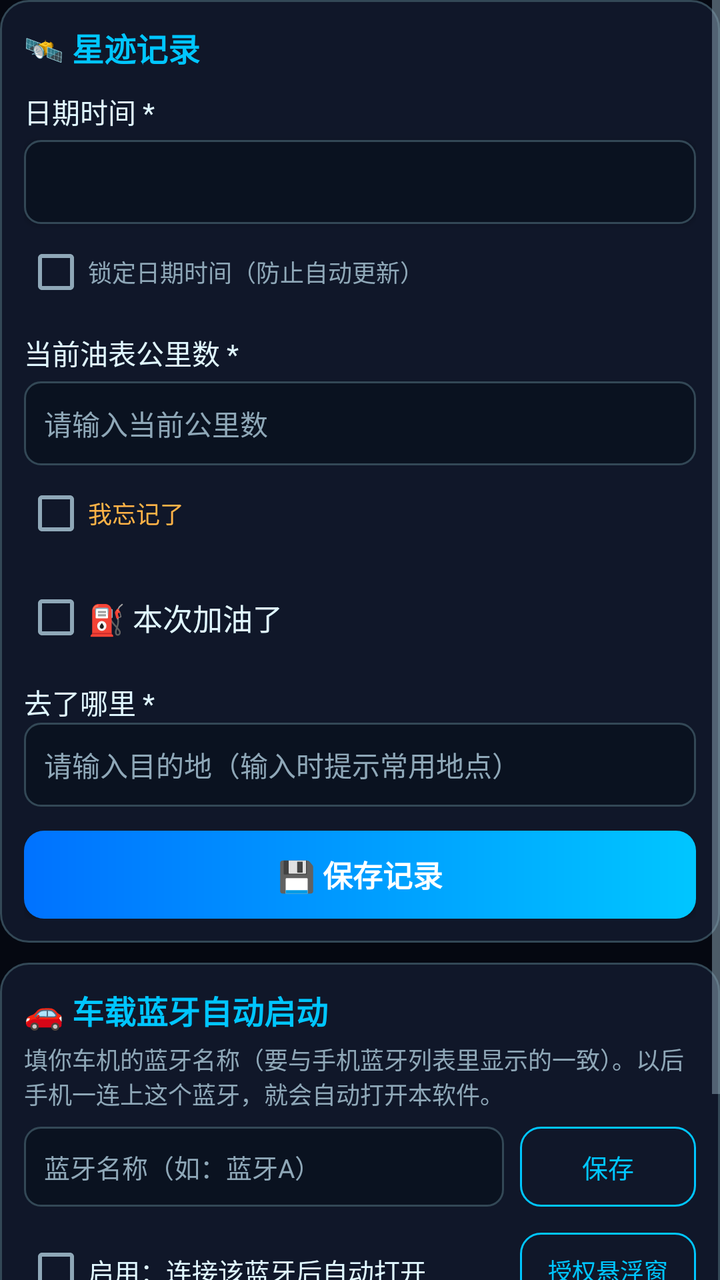
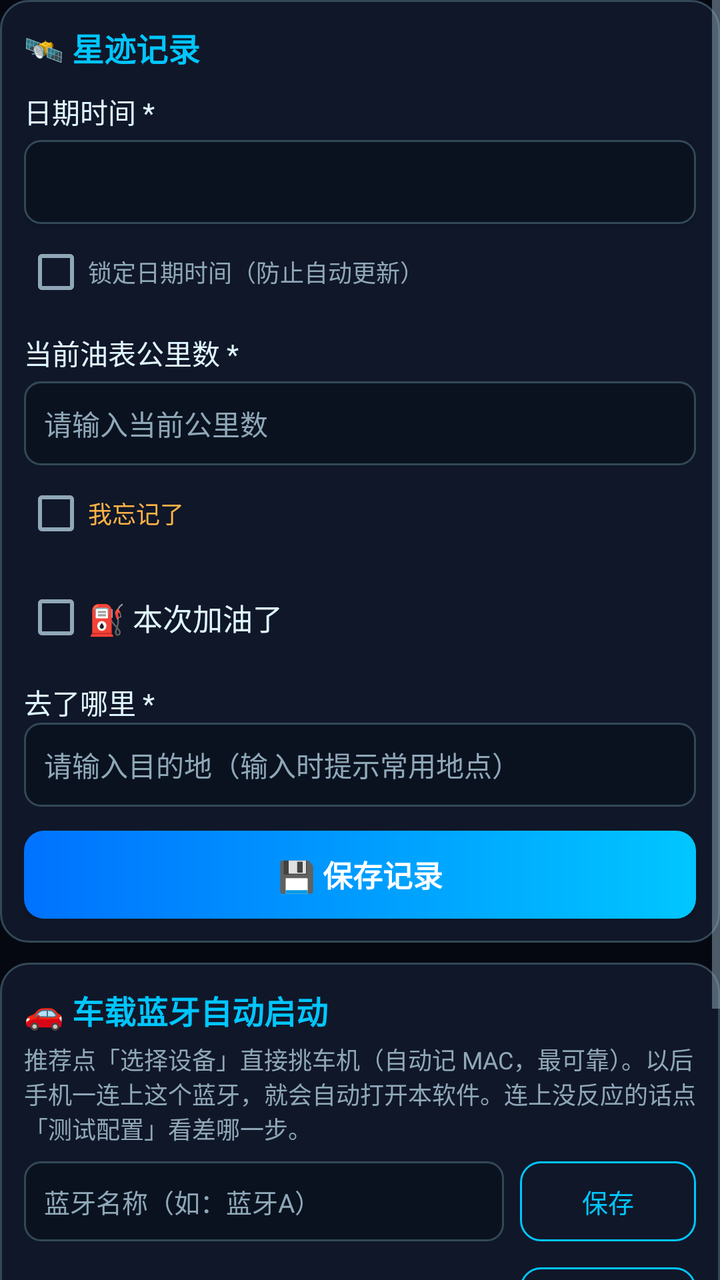

An Android layout rendered at two revisions. The XML below is the earlier revision; the diff shows what the commit changed to produce the second picture.
<!-- AndroidManifest.xml: application theme Theme.YouJiStarMap -->
<!-- res/layout/fragment_record.xml -->
<?xml version="1.0" encoding="utf-8"?>
<ScrollView xmlns:android="http://schemas.android.com/apk/res/android"
    android:layout_width="match_parent"
    android:layout_height="match_parent"
    android:fillViewport="true">

    <LinearLayout
        android:layout_width="match_parent"
        android:layout_height="wrap_content"
        android:orientation="vertical">

        <LinearLayout
            android:layout_width="match_parent"
            android:layout_height="wrap_content"
            android:background="@drawable/bg_card"
            android:orientation="vertical"
            android:layout_marginBottom="10dp">

            <TextView style="@style/CardTitle" android:text="🛰️ 星迹记录" />

            <TextView style="@style/LabelText" android:layout_marginTop="10dp" android:text="日期时间 *" />
            <Button
                android:id="@+id/dateBtn"
                android:layout_width="match_parent"
                android:layout_height="42dp"
                android:layout_marginTop="4dp"
                android:background="@drawable/bg_field"
                android:gravity="start|center_vertical"
                android:paddingStart="12dp"
                android:textColor="@color/light"
                android:textSize="14sp" />

            <CheckBox
                android:id="@+id/lockDateTimeCheck"
                android:layout_width="wrap_content"
                android:layout_height="wrap_content"
                android:text="锁定日期时间（防止自动更新）"
                android:textColor="@color/muted"
                android:textSize="12sp" />

            <TextView style="@style/LabelText" android:layout_marginTop="6dp" android:text="当前油表公里数 *" />
            <EditText
                android:id="@+id/mileageInput"
                android:layout_width="match_parent"
                android:layout_height="42dp"
                android:layout_marginTop="4dp"
                android:background="@drawable/bg_field"
                android:hint="请输入当前公里数"
                android:inputType="number"
                android:paddingStart="10dp"
                android:textColor="@color/light"
                android:textColorHint="@color/muted"
                android:textSize="14sp" />

            <CheckBox
                android:id="@+id/forgotMileageCheck"
                android:layout_width="wrap_content"
                android:layout_height="wrap_content"
                android:text="我忘记了"
                android:textColor="@color/average"
                android:textSize="12sp" />

            <TextView
                android:id="@+id/mileageError"
                android:layout_width="match_parent"
                android:layout_height="wrap_content"
                android:textColor="@color/poor"
                android:textSize="12sp"
                android:visibility="gone" />

            <CheckBox
                android:id="@+id/refuelCheck"
                android:layout_width="wrap_content"
                android:layout_height="wrap_content"
                android:layout_marginTop="4dp"
                android:text="⛽ 本次加油了"
                android:textColor="@color/light"
                android:textSize="15sp" />

            <LinearLayout
                android:id="@+id/fuelDetailsLayout"
                android:layout_width="match_parent"
                android:layout_height="wrap_content"
                android:layout_marginTop="6dp"
                android:background="@drawable/bg_field"
                android:orientation="vertical"
                android:padding="10dp"
                android:visibility="gone">

                <TextView style="@style/LabelText" android:text="加油站名称 *" />
                <EditText
                    android:id="@+id/gasStationInput"
                    android:layout_width="match_parent"
                    android:layout_height="40dp"
                    android:background="@drawable/bg_field"
                    android:hint="请输入加油站名称"
                    android:inputType="text"
                    android:paddingStart="10dp"
                    android:textColor="@color/light"
                    android:textColorHint="@color/muted"
                    android:textSize="14sp" />
                <CheckBox
                    android:id="@+id/forgotGasStationCheck"
                    android:layout_width="wrap_content"
                    android:layout_height="wrap_content"
                    android:text="我忘记了"
                    android:textColor="@color/average"
                    android:textSize="12sp" />
                <TextView android:id="@+id/gasStationError" android:layout_width="match_parent" android:layout_height="wrap_content" android:text="请填写加油站名称" android:textColor="@color/poor" android:textSize="12sp" android:visibility="gone" />

                <TextView style="@style/LabelText" android:layout_marginTop="6dp" android:text="加油量（升）*" />
                <EditText
                    android:id="@+id/fuelLitersInput"
                    android:layout_width="match_parent"
                    android:layout_height="40dp"
                    android:background="@drawable/bg_field"
                    android:hint="请输入加油量"
                    android:inputType="numberDecimal"
                    android:paddingStart="10dp"
                    android:textColor="@color/light"
                    android:textColorHint="@color/muted"
                    android:textSize="14sp" />
                <CheckBox
                    android:id="@+id/forgotFuelLitersCheck"
                    android:layout_width="wrap_content"
                    android:layout_height="wrap_content"
                    android:text="我忘记了"
                    android:textColor="@color/average"
                    android:textSize="12sp" />
                <TextView android:id="@+id/fuelLitersError" android:layout_width="match_parent" android:layout_height="wrap_content" android:text="请填写加油量" android:textColor="@color/poor" android:textSize="12sp" android:visibility="gone" />

                <TextView style="@style/LabelText" android:layout_marginTop="6dp" android:text="加油金额（元）*" />
                <EditText
                    android:id="@+id/fuelCostInput"
                    android:layout_width="match_parent"
                    android:layout_height="40dp"
                    android:background="@drawable/bg_field"
                    android:hint="请输入加油金额"
                    android:inputType="numberDecimal"
                    android:paddingStart="10dp"
                    android:textColor="@color/light"
                    android:textColorHint="@color/muted"
                    android:textSize="14sp" />
                <CheckBox
                    android:id="@+id/forgotFuelCostCheck"
                    android:layout_width="wrap_content"
                    android:layout_height="wrap_content"
                    android:text="我忘记了"
                    android:textColor="@color/average"
                    android:textSize="12sp" />
                <TextView android:id="@+id/fuelCostError" android:layout_width="match_parent" android:layout_height="wrap_content" android:text="请填写加油金额" android:textColor="@color/poor" android:textSize="12sp" android:visibility="gone" />

                <TextView style="@style/LabelText" android:layout_marginTop="6dp" android:text="油品类型 *" />
                <Spinner
                    android:id="@+id/fuelTypeSpinner"
                    android:layout_width="match_parent"
                    android:layout_height="42dp"
                    android:background="@drawable/bg_field"
                    android:entries="@array/fuel_types"
                    android:spinnerMode="dialog" />
                <CheckBox
                    android:id="@+id/forgotFuelTypeCheck"
                    android:layout_width="wrap_content"
                    android:layout_height="wrap_content"
                    android:text="我忘记了"
                    android:textColor="@color/average"
                    android:textSize="12sp" />
                <TextView android:id="@+id/fuelTypeError" android:layout_width="match_parent" android:layout_height="wrap_content" android:text="请选择油品类型" android:textColor="@color/poor" android:textSize="12sp" android:visibility="gone" />

                <TextView style="@style/LabelText" android:layout_marginTop="6dp" android:text="油箱状态" />
                <RadioGroup
                    android:id="@+id/tankStatusGroup"
                    android:layout_width="match_parent"
                    android:layout_height="wrap_content"
                    android:orientation="horizontal">
                    <RadioButton
                        android:id="@+id/tankFullRadio"
                        android:layout_width="0dp"
                        android:layout_height="wrap_content"
                        android:layout_weight="1"
                        android:checked="true"
                        android:text="加满"
                        android:textColor="@color/light"
                        android:textSize="13sp" />
                    <RadioButton
                        android:id="@+id/tankPartialRadio"
                        android:layout_width="0dp"
                        android:layout_height="wrap_content"
                        android:layout_weight="1"
                        android:text="部分加油"
                        android:textColor="@color/light"
                        android:textSize="13sp" />
                </RadioGroup>

                <TextView style="@style/LabelText" android:layout_marginTop="8dp" android:text="油表格数（选填，填得越多估算越准）" />
                <LinearLayout
                    android:layout_width="match_parent"
                    android:layout_height="wrap_content"
                    android:layout_marginTop="4dp"
                    android:orientation="horizontal">

                    <EditText
                        android:id="@+id/gaugeBeforeInput"
                        android:layout_width="0dp"
                        android:layout_height="40dp"
                        android:layout_weight="1"
                        android:background="@drawable/bg_field"
                        android:hint="加油前格数"
                        android:inputType="numberDecimal"
                        android:paddingStart="10dp"
                        android:textColor="@color/light"
                        android:textColorHint="@color/muted"
                        android:textSize="13sp" />

                    <EditText
                        android:id="@+id/gaugeAfterInput"
                        android:layout_width="0dp"
                        android:layout_height="40dp"
                        android:layout_marginStart="8dp"
                        android:layout_weight="1"
                        android:background="@drawable/bg_field"
                        android:hint="加油后格数"
                        android:inputType="numberDecimal"
                        android:paddingStart="10dp"
                        android:textColor="@color/light"
                        android:textColorHint="@color/muted"
                        android:textSize="13sp" />
                </LinearLayout>

                <EditText
                    android:id="@+id/gaugeNowInput"
                    android:layout_width="match_parent"
                    android:layout_height="40dp"
                    android:layout_marginTop="8dp"
                    android:background="@drawable/bg_field"
                    android:hint="当前格数（不加油时也可单独更新）"
                    android:inputType="numberDecimal"
                    android:paddingStart="10dp"
                    android:textColor="@color/light"
                    android:textColorHint="@color/muted"
                    android:textSize="13sp" />

                <TextView
                    android:id="@+id/smartHintText"
                    android:layout_width="match_parent"
                    android:layout_height="wrap_content"
                    android:layout_marginTop="8dp"
                    android:background="@drawable/bg_banner"
                    android:padding="8dp"
                    android:textColor="@color/average"
                    android:textSize="12sp"
                    android:visibility="gone" />
            </LinearLayout>

            <TextView style="@style/LabelText" android:layout_marginTop="8dp" android:text="去了哪里 *" />
            <AutoCompleteTextView
                android:id="@+id/destinationInput"
                android:layout_width="match_parent"
                android:layout_height="42dp"
                android:background="@drawable/bg_field"
                android:hint="请输入目的地（输入时提示常用地点）"
                android:inputType="text"
                android:paddingStart="10dp"
                android:textColor="@color/light"
                android:textColorHint="@color/muted"
                android:textSize="14sp"
                android:completionThreshold="1"
                android:dropDownHeight="180dp" />
            <TextView
                android:id="@+id/destinationError"
                android:layout_width="match_parent"
                android:layout_height="wrap_content"
                android:text="请填写目的地"
                android:textColor="@color/poor"
                android:textSize="12sp"
                android:visibility="gone" />

            <Button
                android:id="@+id/saveBtn"
                android:layout_width="match_parent"
                android:layout_height="44dp"
                android:layout_marginTop="12dp"
                android:background="@drawable/bg_button_primary"
                android:text="💾 保存记录"
                android:textColor="@color/white"
                android:textSize="15sp"
                android:textStyle="bold" />
        </LinearLayout>

        <LinearLayout
            android:id="@+id/fuelEstimateCard"
            android:layout_width="match_parent"
            android:layout_height="wrap_content"
            android:background="@drawable/bg_card"
            android:orientation="vertical"
            android:layout_marginBottom="10dp"
            android:visibility="gone">

            <TextView style="@style/CardTitle" android:text="🧮 油量估算" />

            <TextView
                android:id="@+id/estimatedFuelText"
                style="@style/ValueText"
                android:layout_gravity="center_horizontal"
                android:layout_marginTop="8dp"
                android:text="-- 升" />
            <TextView style="@style/LabelText" android:layout_gravity="center_horizontal" android:text="当前油箱剩余油量" android:textSize="12sp" />

            <FrameLayout
                android:layout_width="match_parent"
                android:layout_height="20dp"
                android:layout_marginTop="8dp"
                android:background="@drawable/bg_gauge">

                <ProgressBar
                    android:id="@+id/fuelGauge"
                    style="?android:attr/progressBarStyleHorizontal"
                    android:layout_width="match_parent"
                    android:layout_height="match_parent"
                    android:max="100"
                    android:progressDrawable="@drawable/fuel_progress" />

                <TextView
                    android:id="@+id/fuelPercentText"
                    android:layout_width="wrap_content"
                    android:layout_height="wrap_content"
                    android:layout_gravity="center"
                    android:text="0%"
                    android:textColor="@color/white"
                    android:textSize="11sp" />
            </FrameLayout>

            <TextView
                android:id="@+id/remainingDistanceText"
                style="@style/LabelText"
                android:layout_gravity="center_horizontal"
                android:layout_marginTop="6dp"
                android:text="可行驶距离: -- 公里"
                android:textSize="12sp" />
            <TextView
                android:id="@+id/remainingValueText"
                style="@style/LabelText"
                android:layout_gravity="center_horizontal"
                android:text="当前油量价值: -- 元"
                android:textSize="12sp" />
            <TextView
                android:id="@+id/estimatedTankCapacityText"
                style="@style/LabelText"
                android:layout_gravity="center_horizontal"
                android:text="估算油箱容量: -- 升"
                android:textSize="12sp" />
            <TextView
                android:id="@+id/gaugeDetailText"
                style="@style/LabelText"
                android:layout_gravity="center_horizontal"
                android:layout_marginTop="4dp"
                android:textColor="@color/average"
                android:textSize="11sp"
                android:visibility="gone" />

            <LinearLayout
                android:layout_width="match_parent"
                android:layout_height="wrap_content"
                android:layout_marginTop="10dp"
                android:gravity="center_vertical"
                android:orientation="horizontal">

                <EditText
                    android:id="@+id/gaugeCurrentInput"
                    android:layout_width="0dp"
                    android:layout_height="40dp"
                    android:layout_weight="1"
                    android:background="@drawable/bg_field"
                    android:hint="当前油表格数（选填）"
                    android:inputType="numberDecimal"
                    android:paddingStart="10dp"
                    android:textColor="@color/light"
                    android:textColorHint="@color/muted"
                    android:textSize="13sp" />

                <Button
                    android:id="@+id/saveGaugeCurrentBtn"
                    android:layout_width="wrap_content"
                    android:layout_height="40dp"
                    android:layout_marginStart="8dp"
                    android:background="@drawable/bg_button_ghost"
                    android:text="更新"
                    android:textColor="@color/primary"
                    android:textSize="13sp" />
            </LinearLayout>

            <LinearLayout
                android:layout_width="match_parent"
                android:layout_height="wrap_content"
                android:layout_marginTop="10dp"
                android:gravity="center_vertical"
                android:orientation="horizontal">

                <EditText
                    android:id="@+id/manualTankCapacityInput"
                    android:layout_width="0dp"
                    android:layout_height="40dp"
                    android:layout_weight="1"
                    android:background="@drawable/bg_field"
                    android:hint="手动设置油箱容量（升）"
                    android:inputType="number"
                    android:paddingStart="10dp"
                    android:textColor="@color/light"
                    android:textColorHint="@color/muted"
                    android:textSize="13sp" />

                <Button
                    android:id="@+id/saveTankCapacityBtn"
                    android:layout_width="wrap_content"
                    android:layout_height="40dp"
                    android:layout_marginStart="8dp"
                    android:background="@drawable/bg_button_ghost"
                    android:text="保存"
                    android:textColor="@color/primary"
                    android:textSize="13sp" />
            </LinearLayout>

            <LinearLayout
                android:layout_width="match_parent"
                android:layout_height="wrap_content"
                android:layout_marginTop="8dp"
                android:gravity="center_vertical"
                android:orientation="horizontal">

                <EditText
                    android:id="@+id/gaugeTotalInput"
                    android:layout_width="0dp"
                    android:layout_height="40dp"
                    android:layout_weight="1"
                    android:background="@drawable/bg_field"
                    android:hint="油表总格数（默认12）"
                    android:inputType="number"
                    android:paddingStart="10dp"
                    android:textColor="@color/light"
                    android:textColorHint="@color/muted"
                    android:textSize="13sp" />

                <Button
                    android:id="@+id/saveGaugeTotalBtn"
                    android:layout_width="wrap_content"
                    android:layout_height="40dp"
                    android:layout_marginStart="8dp"
                    android:background="@drawable/bg_button_ghost"
                    android:text="保存"
                    android:textColor="@color/primary"
                    android:textSize="13sp" />
            </LinearLayout>
        </LinearLayout>

        
        <LinearLayout
            android:layout_width="match_parent"
            android:layout_height="wrap_content"
            android:background="@drawable/bg_card"
            android:orientation="vertical"
            android:layout_marginBottom="10dp">

            <TextView style="@style/CardTitle" android:text="🚗 车载蓝牙自动启动" />

            <TextView
                android:layout_width="match_parent"
                android:layout_height="wrap_content"
                android:layout_marginTop="4dp"
                android:text="填你车机的蓝牙名称（要与手机蓝牙列表里显示的一致）。以后手机一连上这个蓝牙，就会自动打开本软件。"
                android:textColor="@color/muted"
                android:textSize="12sp" />

            <LinearLayout
                android:layout_width="match_parent"
                android:layout_height="wrap_content"
                android:layout_marginTop="8dp"
                android:gravity="center_vertical"
                android:orientation="horizontal">

                <EditText
                    android:id="@+id/btNameInput"
                    android:layout_width="0dp"
                    android:layout_height="40dp"
                    android:layout_weight="1"
                    android:background="@drawable/bg_field"
                    android:hint="蓝牙名称（如：蓝牙A）"
                    android:inputType="text"
                    android:paddingStart="10dp"
                    android:textColor="@color/light"
                    android:textColorHint="@color/muted"
                    android:textSize="13sp" />

                <Button
                    android:id="@+id/btSaveBtn"
                    android:layout_width="wrap_content"
                    android:layout_height="40dp"
                    android:layout_marginStart="8dp"
                    android:background="@drawable/bg_button_ghost"
                    android:text="保存"
                    android:textColor="@color/primary"
                    android:textSize="13sp" />
            </LinearLayout>

            <LinearLayout
                android:layout_width="match_parent"
                android:layout_height="wrap_content"
                android:layout_marginTop="8dp"
                android:gravity="center_vertical"
                android:orientation="horizontal">

                <CheckBox
                    android:id="@+id/btEnabledCheck"
                    android:layout_width="0dp"
                    android:layout_height="wrap_content"
                    android:layout_weight="1"
                    android:text="启用：连接该蓝牙后自动打开"
                    android:textColor="@color/light"
                    android:textSize="13sp" />

                <Button
                    android:id="@+id/btOverlayBtn"
                    android:layout_width="wrap_content"
                    android:layout_height="38dp"
                    android:background="@drawable/bg_button_ghost"
                    android:text="授权悬浮窗"
                    android:textColor="@color/primary"
                    android:textSize="12sp" />
            </LinearLayout>

            <TextView
                android:id="@+id/btStatusText"
                android:layout_width="match_parent"
                android:layout_height="wrap_content"
                android:layout_marginTop="6dp"
                android:textColor="@color/average"
                android:textSize="12sp"
                android:visibility="gone" />
        </LinearLayout>

        <LinearLayout
            android:layout_width="match_parent"
            android:layout_height="wrap_content"
            android:background="@drawable/bg_card"
            android:orientation="horizontal">

            <LinearLayout android:layout_width="0dp" android:layout_height="wrap_content" android:layout_weight="1" android:orientation="vertical" android:gravity="center">
                <TextView android:id="@+id/avgConsumptionText" style="@style/ValueText" android:text="--" />
                <TextView style="@style/LabelText" android:text="平均油耗" android:textSize="11sp" />
            </LinearLayout>
            <LinearLayout android:layout_width="0dp" android:layout_height="wrap_content" android:layout_weight="1" android:orientation="vertical" android:gravity="center">
                <TextView android:id="@+id/monthCostText" style="@style/ValueText" android:text="--" />
                <TextView style="@style/LabelText" android:text="本月油费" android:textSize="11sp" />
            </LinearLayout>
            <LinearLayout android:layout_width="0dp" android:layout_height="wrap_content" android:layout_weight="1" android:orientation="vertical" android:gravity="center">
                <TextView android:id="@+id/monthDistanceText" style="@style/ValueText" android:text="--" />
                <TextView style="@style/LabelText" android:text="本月里程" android:textSize="11sp" />
            </LinearLayout>
        </LinearLayout>
    </LinearLayout>
</ScrollView>
<!-- resources referenced by this layout -->
<resources>
  <string-array name="fuel_types">
          <item>请选择油品类型</item>
          <item>89号汽油</item>
          <item>92号汽油</item>
          <item>95号汽油</item>
          <item>98号汽油</item>
          <item>0号柴油</item>
          <item>-10号柴油</item>
      </string-array>
  <color name="average">#FFB347</color>
  <color name="light">#E0F7FF</color>
  <color name="muted">#8FA8B8</color>
  <color name="poor">#FF3366</color>
  <color name="primary">#00C6FF</color>
  <color name="white">#FFFFFF</color>
  <!-- drawable bg_banner (drawable) -->
  <?xml version="1.0" encoding="utf-8"?>
  <shape xmlns:android="http://schemas.android.com/apk/res/android" android:shape="rectangle">
      <solid android:color="#33334266" />
      <stroke android:width="1dp" android:color="@color/primary" />
      <corners android:radius="10dp" />
  </shape>
  <!-- drawable bg_button_ghost (drawable) -->
  <?xml version="1.0" encoding="utf-8"?>
  <shape xmlns:android="http://schemas.android.com/apk/res/android" android:shape="rectangle">
      <solid android:color="@color/transparent" />
      <stroke android:width="1dp" android:color="@color/primary" />
      <corners android:radius="10dp" />
  </shape>
  <!-- drawable bg_button_primary (drawable) -->
  <?xml version="1.0" encoding="utf-8"?>
  <shape xmlns:android="http://schemas.android.com/apk/res/android" android:shape="rectangle">
      <gradient android:startColor="@color/secondary" android:endColor="@color/primary" android:angle="0" />
      <corners android:radius="10dp" />
  </shape>
  <!-- drawable bg_field (drawable) -->
  <?xml version="1.0" encoding="utf-8"?>
  <shape xmlns:android="http://schemas.android.com/apk/res/android" android:shape="rectangle">
      <solid android:color="#0A1220" />
      <stroke android:width="1dp" android:color="@color/card_border" />
      <corners android:radius="8dp" />
      <padding android:left="10dp" android:top="8dp" android:right="10dp" android:bottom="8dp" />
  </shape>
  <!-- drawable bg_gauge (drawable) -->
  <?xml version="1.0" encoding="utf-8"?>
  <shape xmlns:android="http://schemas.android.com/apk/res/android" android:shape="rectangle">
      <solid android:color="#112233" />
      <corners android:radius="8dp" />
  </shape>
  <!-- drawable fuel_progress (drawable) -->
  <?xml version="1.0" encoding="utf-8"?>
  <clip xmlns:android="http://schemas.android.com/apk/res/android" android:clipOrientation="horizontal" android:gravity="left">
      <shape android:shape="rectangle">
          <gradient android:startColor="@color/secondary" android:endColor="@color/primary" android:angle="0" />
          <corners android:radius="8dp" />
      </shape>
  </clip>
  <style name="CardTitle">
          <item name="android:layout_width">wrap_content</item>
          <item name="android:layout_height">wrap_content</item>
          <item name="android:textColor">@color/primary</item>
          <item name="android:textSize">16sp</item>
          <item name="android:textStyle">bold</item>
      </style>
  <style name="LabelText">
          <item name="android:layout_width">wrap_content</item>
          <item name="android:layout_height">wrap_content</item>
          <item name="android:textColor">@color/light</item>
          <item name="android:textSize">14sp</item>
      </style>
  <style name="ValueText">
          <item name="android:layout_width">wrap_content</item>
          <item name="android:layout_height">wrap_content</item>
          <item name="android:textColor">@color/primary</item>
          <item name="android:textSize">20sp</item>
          <item name="android:textStyle">bold</item>
      </style>
  <color name="transparent">#00000000</color>
  <color name="secondary">#0072FF</color>
  <color name="card_bg">#101729</color>
  <color name="card_border">#334856</color>
  <color name="darker">#050811</color>
  <color name="accent">#7E42FF</color>
  <!-- unchanged entries left out for length: 2 -->
</resources>

<!-- the commit's change to res/layout/fragment_record.xml (unified diff, before → after) -->
@@ -466,7 +466,7 @@
                 android:layout_width="match_parent"
                 android:layout_height="wrap_content"
                 android:layout_marginTop="4dp"
-                android:text="填你车机的蓝牙名称（要与手机蓝牙列表里显示的一致）。以后手机一连上这个蓝牙，就会自动打开本软件。"
+                android:text="推荐点「选择设备」直接挑车机（自动记 MAC，最可靠）。以后手机一连上这个蓝牙，就会自动打开本软件。连上没反应的话点「测试配置」看差哪一步。"
                 android:textColor="@color/muted"
                 android:textSize="12sp" />
 
@@ -527,6 +527,34 @@
                     android:textSize="12sp" />
             </LinearLayout>
 
+            <LinearLayout
+                android:layout_width="match_parent"
+                android:layout_height="wrap_content"
+                android:layout_marginTop="8dp"
+                android:orientation="horizontal">
+
+                <Button
+                    android:id="@+id/btPickDeviceBtn"
+                    android:layout_width="0dp"
+                    android:layout_height="38dp"
+                    android:layout_weight="1"
+                    android:background="@drawable/bg_button_ghost"
+                    android:text="选择设备"
+                    android:textColor="@color/primary"
+                    android:textSize="12sp" />
+
+                <Button
+                    android:id="@+id/btTestBtn"
+                    android:layout_width="0dp"
+                    android:layout_height="38dp"
+                    android:layout_marginStart="8dp"
+                    android:layout_weight="1"
+                    android:background="@drawable/bg_button_ghost"
+                    android:text="测试配置"
+                    android:textColor="@color/primary"
+                    android:textSize="12sp" />
+            </LinearLayout>
+
             <TextView
                 android:id="@+id/btStatusText"
                 android:layout_width="match_parent"
@@ -534,6 +562,15 @@
                 android:layout_marginTop="6dp"
                 android:textColor="@color/average"
                 android:textSize="12sp"
+                android:visibility="gone" />
+
+            <TextView
+                android:id="@+id/btDiagText"
+                android:layout_width="match_parent"
+                android:layout_height="wrap_content"
+                android:layout_marginTop="6dp"
+                android:textColor="@color/muted"
+                android:textSize="11sp"
                 android:visibility="gone" />
         </LinearLayout>
 
